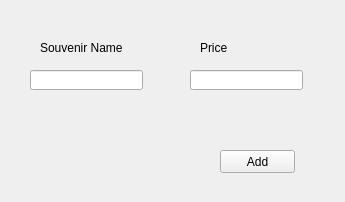
This is BaseballTour/addsouvenir.ui in awiswasi/WhoIsYourDatabase as Qt 5 draws it before an edit. The edited form follows.
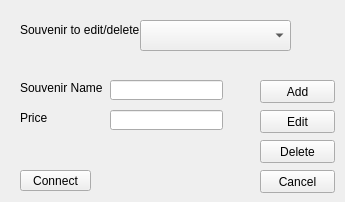
This is the edited form.

```diff
--- a/BaseballTour/addsouvenir.ui
+++ b/BaseballTour/addsouvenir.ui
@@ -16,8 +16,8 @@
   <widget class="QLineEdit" name="souvenirNameText">
    <property name="geometry">
     <rect>
-     <x>30</x>
-     <y>70</y>
+     <x>110</x>
+     <y>80</y>
      <width>113</width>
      <height>20</height>
     </rect>
@@ -26,8 +26,8 @@
   <widget class="QLineEdit" name="souvenirPriceText">
    <property name="geometry">
     <rect>
-     <x>190</x>
-     <y>70</y>
+     <x>110</x>
+     <y>110</y>
      <width>113</width>
      <height>20</height>
     </rect>
@@ -36,8 +36,8 @@
   <widget class="QLabel" name="label">
    <property name="geometry">
     <rect>
-     <x>40</x>
-     <y>40</y>
+     <x>20</x>
+     <y>80</y>
      <width>91</width>
      <height>16</height>
     </rect>
@@ -49,8 +49,8 @@
   <widget class="QLabel" name="label_2">
    <property name="geometry">
     <rect>
-     <x>200</x>
-     <y>40</y>
+     <x>20</x>
+     <y>110</y>
      <width>91</width>
      <height>16</height>
     </rect>
@@ -62,8 +62,8 @@
   <widget class="QPushButton" name="addSouvenirButton">
    <property name="geometry">
     <rect>
-     <x>220</x>
-     <y>150</y>
+     <x>260</x>
+     <y>80</y>
      <width>75</width>
      <height>23</height>
     </rect>
@@ -72,6 +72,81 @@
     <string>Add</string>
    </property>
   </widget>
+  <widget class="QLabel" name="label_3">
+   <property name="geometry">
+    <rect>
+     <x>20</x>
+     <y>20</y>
+     <width>121</width>
+     <height>20</height>
+    </rect>
+   </property>
+   <property name="text">
+    <string>Souvenir to edit/delete</string>
+   </property>
+  </widget>
+  <widget class="QPushButton" name="deleteButton">
+   <property name="geometry">
+    <rect>
+     <x>260</x>
+     <y>140</y>
+     <width>75</width>
+     <height>23</height>
+    </rect>
+   </property>
+   <property name="text">
+    <string>Delete</string>
+   </property>
+  </widget>
+  <widget class="QPushButton" name="cancelButton">
+   <property name="geometry">
+    <rect>
+     <x>260</x>
+     <y>170</y>
+     <width>75</width>
+     <height>23</height>
+    </rect>
+   </property>
+   <property name="text">
+    <string>Cancel</string>
+   </property>
+  </widget>
+  <widget class="QComboBox" name="comboBox">
+   <property name="geometry">
+    <rect>
+     <x>140</x>
+     <y>20</y>
+     <width>151</width>
+     <height>31</height>
+    </rect>
+   </property>
+  </widget>
+  <widget class="QPushButton" name="connectButton">
+   <property name="geometry">
+    <rect>
+     <x>20</x>
+     <y>170</y>
+     <width>71</width>
+     <height>21</height>
+    </rect>
+   </property>
+   <property name="text">
+    <string>Connect</string>
+   </property>
+  </widget>
+  <widget class="QPushButton" name="editSouvenirButton">
+   <property name="geometry">
+    <rect>
+     <x>260</x>
+     <y>110</y>
+     <width>75</width>
+     <height>23</height>
+    </rect>
+   </property>
+   <property name="text">
+    <string>Edit</string>
+   </property>
+  </widget>
  </widget>
  <resources/>
  <connections/>
```
